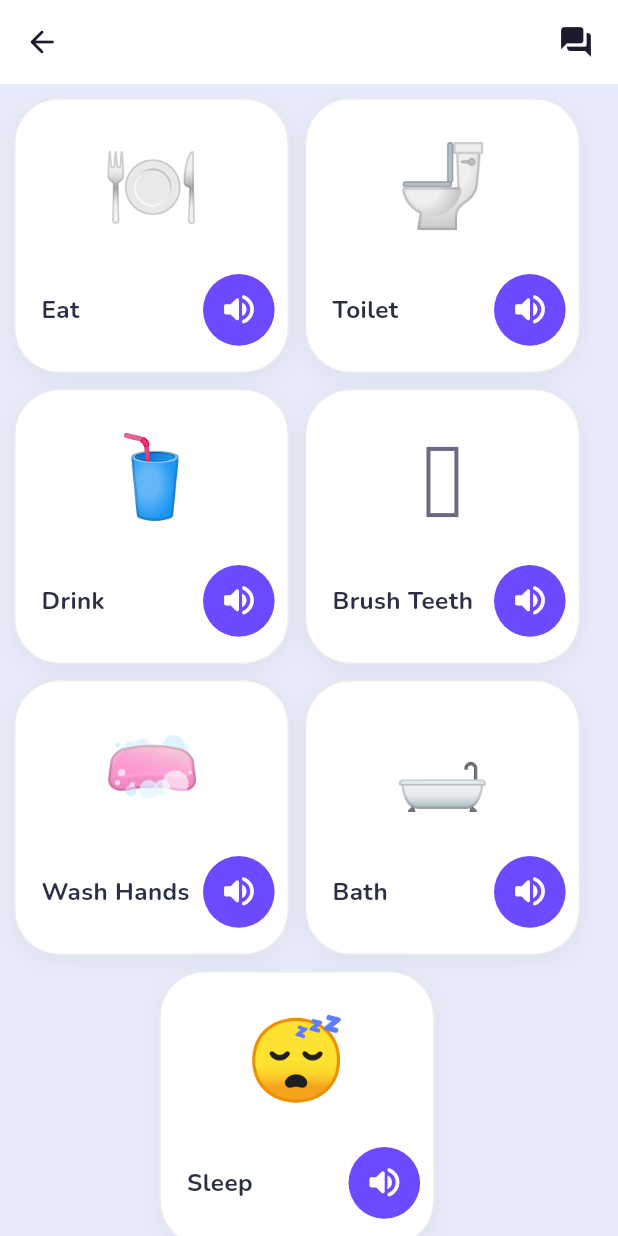
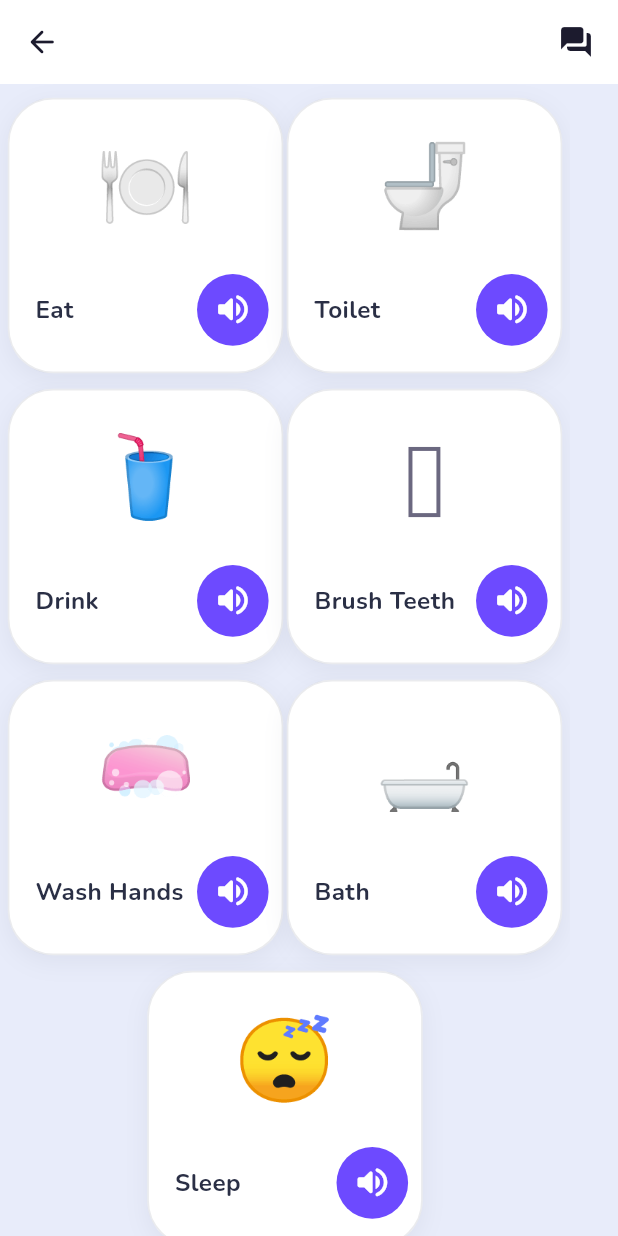
Before and after one commit to Shoxjahon001/flexikeys, a Flutter app: the AacCardGridScreen screen opened directly with empty values, on a phone screen of 412 x 824 dp. Run offline on Flutter 3.47's test engine with Material 3 defaults, Android fonts, the phone set to English and light mode, and no system bars; our stand-ins replace audioplayers, drift, fl_chart, flutter_riverpod, flutter_secure_storage, go_router and 4 more; missing offline and left inert: record; accounts and stored records are empty; generated files the repository leaves out were written again; statements that could not run were skipped.

Commit message:
AAC card grid: tighten padding/gap to keep 2 equal-width cards per row
At the current 170-200px card tiers, the screen's previous padding/gap
pushed 2-per-row past standard ~390pt phone widths, dropping to a
lopsided single card per row. Reclaims just enough width (padding
16->12px each side, inter-card gap 24->16px) to keep 2 cards on one
row at the default tier — verified at 390pt width. Row spacing (between
rows) is untouched since it doesn't affect the per-row fit.

Co-Authored-By: Claude Sonnet 5 <noreply@anthropic.com>

```diff
--- a/lib/features/aac/presentation/aac_card_grid_screen.dart
+++ b/lib/features/aac/presentation/aac_card_grid_screen.dart
@@ -151,10 +151,16 @@ class _AacCardGridScreenState extends State<AacCardGridScreen> {
             // fill the screen edge-to-edge rather than float in the middle
             // with unused space on either side.
             : SingleChildScrollView(
+                // Tighter than AppSpacing.lg/AacSizes.gridGapAdvanced
+                // (this screen's only deviation from those) — at the
+                // current 170-200px card tiers, the roomier defaults
+                // pushed 2-per-row past standard ~390pt phone widths,
+                // dropping to a lopsided 1-per-row. This reclaims just
+                // enough width to keep 2 equal-width cards on one row.
                 padding: const EdgeInsets.symmetric(
-                    horizontal: AppSpacing.lg, vertical: AppSpacing.lg),
+                    horizontal: AppSpacing.md, vertical: AppSpacing.lg),
                 child: Wrap(
-                  spacing: AacSizes.gridGapAdvanced,
+                  spacing: FkSpacing.sm,
                   runSpacing: AacSizes.gridGapAdvanced,
                   alignment: WrapAlignment.center,
                   children: _cards.map((card) {
```
